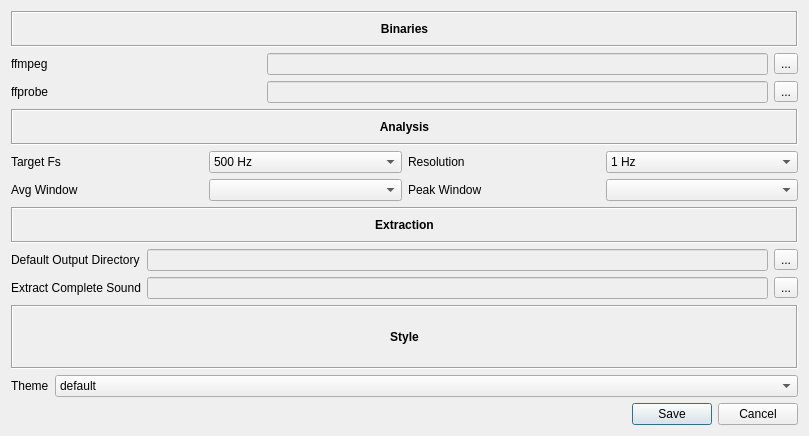
Qt form src/main/python/ui/preferences.ui (3ll3d00d/beqdesigner) before a commit.
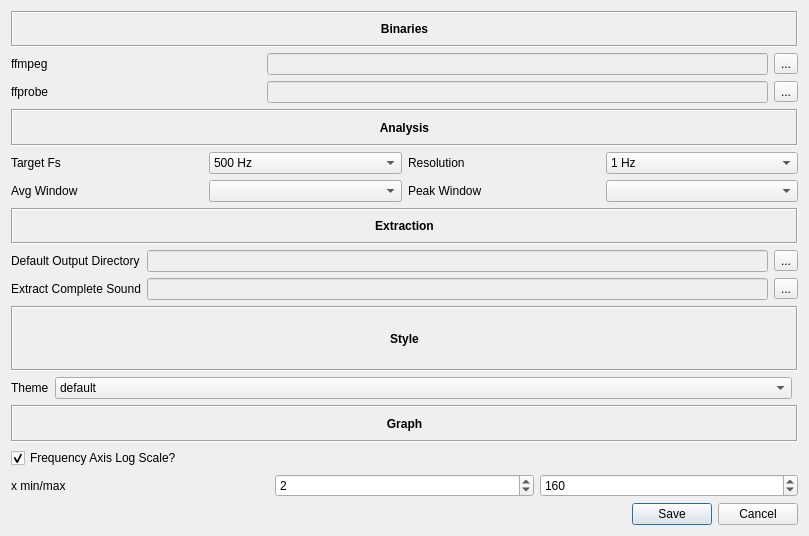
The same form after that commit.

Commit message: #49 allow user to set defaults for x axis scale/min/max in preferences

Patch:
```diff
--- a/src/main/python/ui/preferences.ui
+++ b/src/main/python/ui/preferences.ui
@@ -7,7 +7,7 @@
     <x>0</x>
     <y>0</y>
     <width>809</width>
-    <height>436</height>
+    <height>536</height>
    </rect>
   </property>
   <property name="windowTitle">
@@ -256,7 +256,7 @@
       </layout>
      </item>
      <item>
-      <layout class="QGridLayout" name="stylePane" columnstretch="0,1">
+      <layout class="QGridLayout" name="stylePane" columnstretch="0,1,0">
        <item row="1" column="0">
         <widget class="QLabel" name="label">
          <property name="text">
@@ -273,7 +273,7 @@
          </item>
         </widget>
        </item>
-       <item row="0" column="0" colspan="2">
+       <item row="0" column="0" colspan="3">
         <widget class="QLabel" name="styleLabel">
          <property name="font">
           <font>
@@ -297,6 +297,75 @@
        </item>
       </layout>
      </item>
+     <item>
+      <layout class="QGridLayout" name="graphLayout" columnstretch="0,0,0">
+       <item row="1" column="0">
+        <widget class="QCheckBox" name="freqIsLogScale">
+         <property name="text">
+          <string>Frequency Axis Log Scale?</string>
+         </property>
+         <property name="checked">
+          <bool>true</bool>
+         </property>
+        </widget>
+       </item>
+       <item row="0" column="0" colspan="3">
+        <widget class="QLabel" name="graphLabel">
+         <property name="font">
+          <font>
+           <weight>75</weight>
+           <bold>true</bold>
+          </font>
+         </property>
+         <property name="frameShape">
+          <enum>QFrame::Box</enum>
+         </property>
+         <property name="frameShadow">
+          <enum>QFrame::Sunken</enum>
+         </property>
+         <property name="text">
+          <string>Graph</string>
+         </property>
+         <property name="alignment">
+          <set>Qt::AlignCenter</set>
+         </property>
+        </widget>
+       </item>
+       <item row="2" column="0">
+        <widget class="QLabel" name="xminmaxLabel">
+         <property name="text">
+          <string>x min/max</string>
+         </property>
+        </widget>
+       </item>
+       <item row="2" column="1">
+        <widget class="QSpinBox" name="xmin">
+         <property name="minimum">
+          <number>1</number>
+         </property>
+         <property name="maximum">
+          <number>23999</number>
+         </property>
+         <property name="value">
+          <number>2</number>
+         </property>
+        </widget>
+       </item>
+       <item row="2" column="2">
+        <widget class="QSpinBox" name="xmax">
+         <property name="minimum">
+          <number>2</number>
+         </property>
+         <property name="maximum">
+          <number>24000</number>
+         </property>
+         <property name="value">
+          <number>160</number>
+         </property>
+        </widget>
+       </item>
+      </layout>
+     </item>
     </layout>
    </item>
    <item>
```
Left out of the diff: 20 changed lines with no effect on the pictures. The commit also changes 7 other files.
